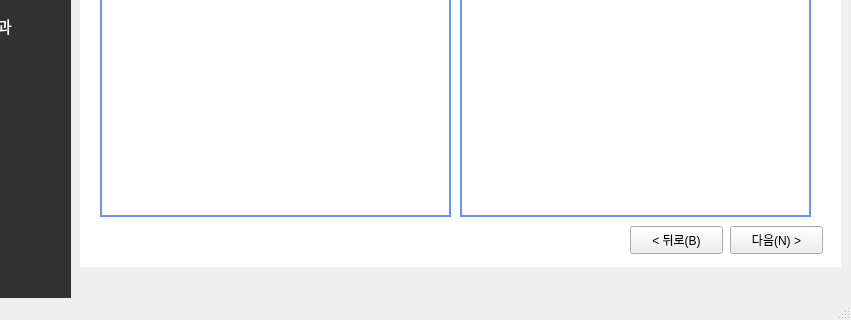
Old version of the form listing.ui in the repository skyun333/wallpad; both pictures show x 110 to 961 and y 384 to 704 of the 961 by 704 pixel window.
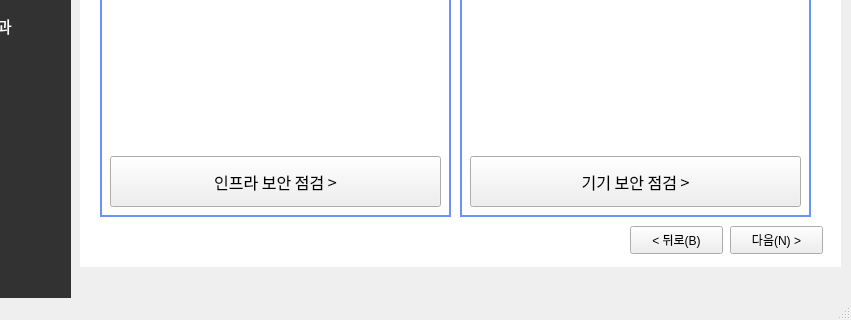
New version of the form. Icons and pictures are not drawn.

What changed in the file:
```diff
--- a/listing.ui
+++ b/listing.ui
@@ -369,16 +369,16 @@
    <widget class="QPushButton" name="pushButton_4">
     <property name="geometry">
      <rect>
-      <x>210</x>
-      <y>190</y>
-      <width>351</width>
-      <height>411</height>
+      <x>220</x>
+      <y>540</y>
+      <width>331</width>
+      <height>51</height>
      </rect>
     </property>
     <property name="font">
      <font>
       <family>AppleSDGothicNeoM00</family>
-      <pointsize>9</pointsize>
+      <pointsize>12</pointsize>
       <weight>50</weight>
       <bold>false</bold>
      </font>
@@ -390,11 +390,10 @@
      <bool>false</bool>
     </property>
     <property name="styleSheet">
-     <string notr="true">border: 2px solid rgb(108,147,246);
-border-image:url(infra.png)</string>
+     <string notr="true"/>
     </property>
     <property name="text">
-     <string/>
+     <string>인프라 보안 점검 &gt;</string>
     </property>
     <property name="autoDefault">
      <bool>false</bool>
@@ -409,43 +408,62 @@
    <widget class="QPushButton" name="pushButton_5">
     <property name="geometry">
      <rect>
+      <x>580</x>
+      <y>540</y>
+      <width>331</width>
+      <height>51</height>
+     </rect>
+    </property>
+    <property name="font">
+     <font>
+      <family>AppleSDGothicNeoM00</family>
+      <pointsize>12</pointsize>
+      <weight>50</weight>
+      <bold>false</bold>
+     </font>
+    </property>
+    <property name="cursor">
+     <cursorShape>PointingHandCursor</cursorShape>
+    </property>
+    <property name="autoFillBackground">
+     <bool>false</bool>
+    </property>
+    <property name="styleSheet">
+     <string notr="true"/>
+    </property>
+    <property name="text">
+     <string>기기 보안 점검 &gt;</string>
+    </property>
+    <property name="autoDefault">
+     <bool>false</bool>
+    </property>
+    <property name="default">
+     <bool>false</bool>
+    </property>
+    <property name="flat">
+     <bool>false</bool>
+    </property>
+   </widget>
+   <widget class="QLabel" name="label_12">
+    <property name="geometry">
+     <rect>
       <x>570</x>
       <y>190</y>
       <width>351</width>
       <height>411</height>
      </rect>
     </property>
-    <property name="font">
-     <font>
-      <family>AppleSDGothicNeoM00</family>
-      <pointsize>9</pointsize>
-      <weight>50</weight>
-      <bold>false</bold>
-     </font>
-    </property>
-    <property name="cursor">
-     <cursorShape>PointingHandCursor</cursorShape>
-    </property>
-    <property name="autoFillBackground">
-     <bool>false</bool>
-    </property>
     <property name="styleSheet">
-     <string notr="true">border: 2px solid rgb(108,147,246)</string>
+     <string notr="true">border: 2px solid rgb(108,147,246);</string>
     </property>
     <property name="text">
      <string/>
     </property>
-    <property name="autoDefault">
-     <bool>false</bool>
-    </property>
-    <property name="default">
-     <bool>false</bool>
-    </property>
-    <property name="flat">
-     <bool>false</bool>
+    <property name="pixmap">
+     <pixmap>device.png</pixmap>
     </property>
    </widget>
-   <widget class="QLabel" name="label_11">
+   <widget class="QLabel" name="label_13">
     <property name="geometry">
      <rect>
       <x>210</x>
@@ -454,16 +472,20 @@
       <height>411</height>
      </rect>
     </property>
+    <property name="styleSheet">
+     <string notr="true">border: 2px solid rgb(108,147,246);</string>
+    </property>
     <property name="text">
      <string/>
     </property>
     <property name="pixmap">
-     <pixmap>infra.png</pixmap>
+     <pixmap>inf.png</pixmap>
     </property>
    </widget>
    <zorder>label_6</zorder>
+   <zorder>label_13</zorder>
+   <zorder>label_12</zorder>
    <zorder>pushButton_4</zorder>
-   <zorder>label_11</zorder>
    <zorder>label_5</zorder>
    <zorder>label_7</zorder>
    <zorder>label_8</zorder>
```
